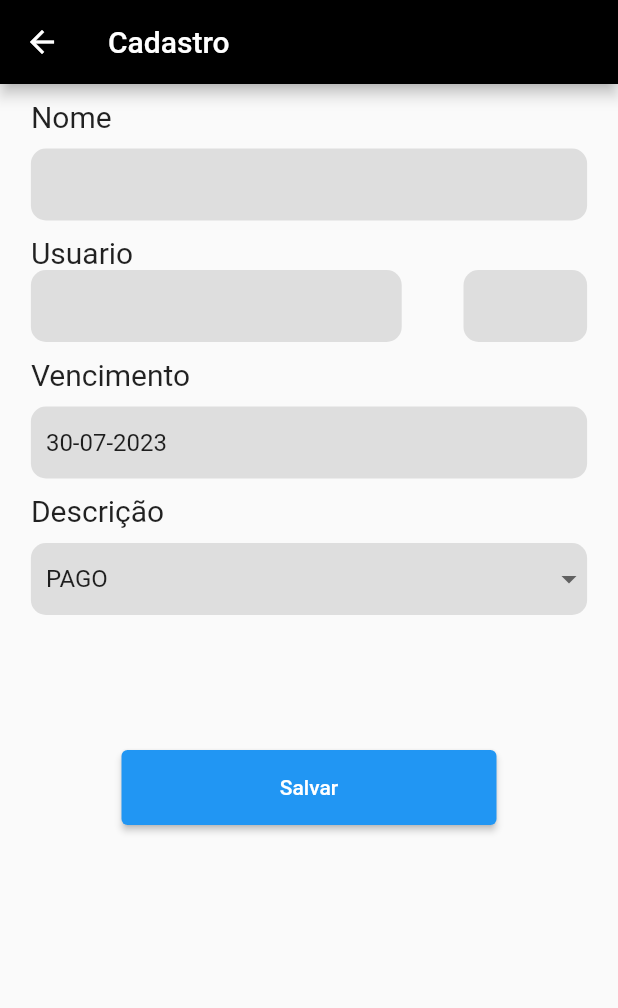
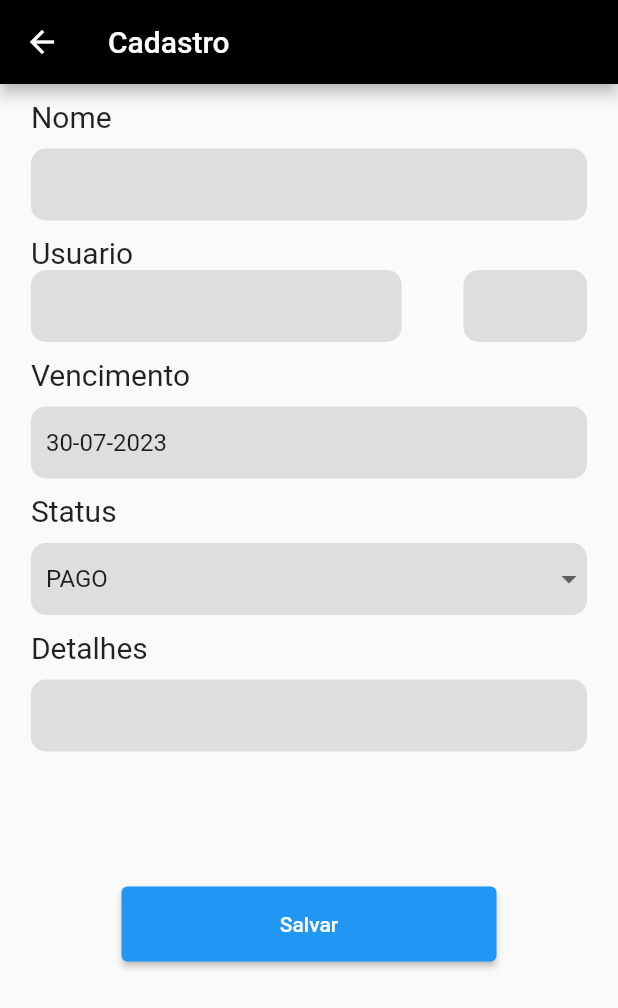
Before and after one commit to MarcosVinicius78/gerenciamento_de_clientes, a Flutter app: the screen it shows after launch, after a tap on the "add" icon, on a phone screen of 412 x 824 dp. Shown: the top 1008 px of the screen. Run offline on Flutter 3.47's test engine with Material 2 defaults, Android fonts, the phone set to English and light mode, and no system bars; our stand-ins replace carousel_slider, sqflite; accounts and stored records are empty; Roboto replaces fonts that are missing (Futura).

Commit message:
Campo de detalhes no cadastro e resolvendo bugs

```diff
--- a/lib/database.dart
+++ b/lib/database.dart
@@ -17,12 +17,12 @@ class Database {
   static Future<sql.Database> db() async {
     return sql.openDatabase(
       "clientes.db",
-      version: 1,
+      version: 2,
       onCreate: (sql.Database database, int version) async {
         await createTables(database);
       },
       onUpgrade: (db, oldVersion, newVersion) {
-        createTables(db);
+        db.execute("ALTER TABLE USUARIOS ADD DETALHES TEXT");
       },
     );
   }
@@ -53,6 +53,8 @@ class Database {
 
     int id = usuario['ID'];
 
+    print(usuario.toString());
+
     return dbUsuario
         .update('USUARIOS', usuario, where: 'id = ?', whereArgs: [id]);
   }
--- a/lib/model/Usuario.dart
+++ b/lib/model/Usuario.dart
@@ -4,13 +4,15 @@ class UsuarioModel {
   double valor;
   String vencimento;
   String descricao;
+  String detalhes;
 
   UsuarioModel(
       {required this.nome,
       required this.usuario,
       required this.valor,
       required this.vencimento,
-      required this.descricao});
+      required this.descricao,
+      required this.detalhes});
 
   Map<String, dynamic> toMap() {
     return {
@@ -18,7 +20,8 @@ class UsuarioModel {
       'usuario': usuario,
       'valor': valor,
       'vencimento': vencimento,
-      'descricao': descricao
+      'descricao': descricao,
+      'detalhes': detalhes
     };
   }
 
@@ -28,6 +31,7 @@ class UsuarioModel {
         usuario: map['usuario'],
         valor: map['valor'],
         vencimento: map['vencimento'],
-        descricao: map['descricao']);
+        descricao: map['descricao'],
+        detalhes: map['detalhes']);
   }
 }
--- a/lib/views/Cadastro.dart
+++ b/lib/views/Cadastro.dart
@@ -66,6 +66,7 @@ class _MyWidgetState extends State<Cadastro> {
   double valor = 0;
   String data = DateFormat('dd-MM-yyyy').format(DateTime.now());
   String descricao = "PAGO";
+  String detalhes = "";
 
   bool _validar = false;
 
@@ -202,7 +203,7 @@ class _MyWidgetState extends State<Cadastro> {
                   width: MediaQuery.of(context).size.width * 0.9,
                   margin: const EdgeInsets.only(top: 10),
                   child: const Text(
-                    "Descrição",
+                    "Status",
                     style: TextStyle(fontSize: 20, fontFamily: 'Futura'),
                   ),
                 ),
@@ -233,6 +234,30 @@ class _MyWidgetState extends State<Cadastro> {
                   ),
                 ),
                 Container(
+                  alignment: Alignment.centerLeft,
+                  width: MediaQuery.of(context).size.width * 0.9,
+                  margin: const EdgeInsets.only(top: 10),
+                  child: const Text(
+                    "Detalhes",
+                    style: TextStyle(fontSize: 20, fontFamily: 'Futura'),
+                  ),
+                ),
+                Container(
+                  margin: const EdgeInsets.only(top: 10),
+                  width: MediaQuery.of(context).size.width * 0.9,
+                  decoration: const BoxDecoration(
+                      borderRadius: BorderRadius.all(Radius.circular(10)),
+                      color: Color.fromARGB(255, 222, 222, 222)),
+                  child: TextFormField(
+                    onChanged: (newValue) {
+                      detalhes = newValue;
+                    },
+                    decoration: const InputDecoration(
+                        contentPadding: EdgeInsets.only(left: 10),
+                        border: InputBorder.none),
+                  ),
+                ),
+                Container(
                   width: MediaQuery.of(context).size.width * 1,
                   alignment: Alignment.center,
                   margin: const EdgeInsets.only(top: 90),
@@ -247,7 +272,8 @@ class _MyWidgetState extends State<Cadastro> {
                                 usuario: usuario,
                                 valor: valor,
                                 vencimento: dataEnviar,
-                                descricao: descricao);
+                                descricao: descricao,
+                                detalhes: detalhes);
                             Database.criarUsuario(user);
                             Navigator.pop(context);
                           }
```
Also changed, not shown: lib/views/MyHomePage.dart (+10 -1 lines), lib/views/editar-usuario.dart (+32 -1 lines).
